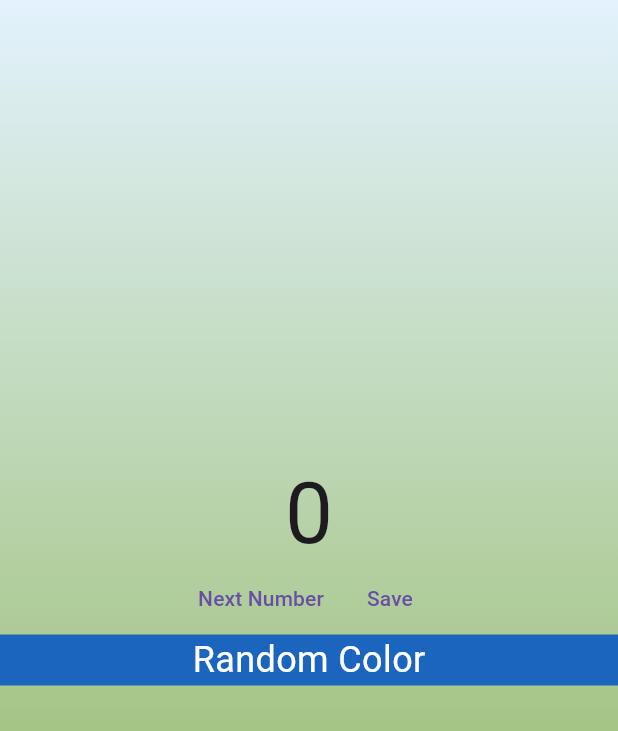
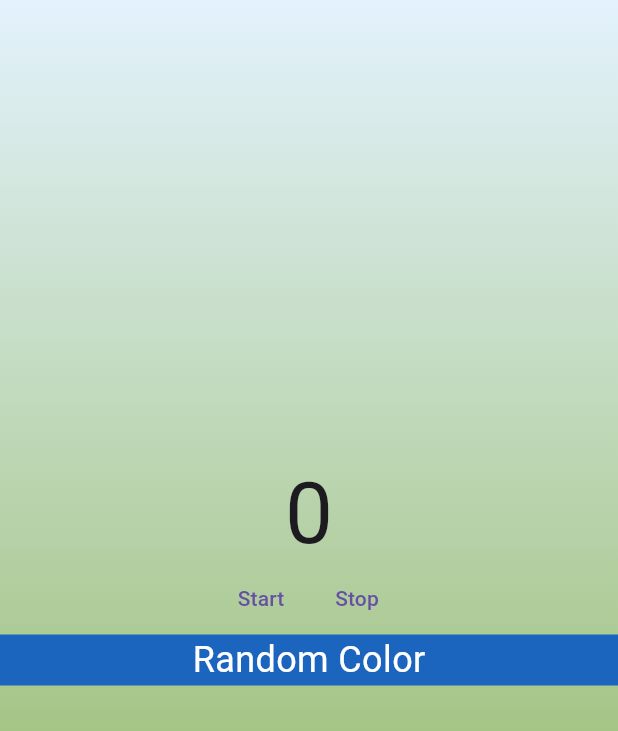
Before and after one commit to Nayashaa/flutter_random_number_generator, a Flutter app: the screen it shows after launch, on a phone screen of 412 x 824 dp, the part 84-815 px from its top. Run offline on Flutter 3.47's test engine with Material 3 defaults, Android fonts, the phone set to English and light mode, and no system bars; our stand-ins replace bloc, flutter_bloc.

Commit message:
figured out how to start the random generator, not how to stop.

```diff
--- a/lib/random_number.dart
+++ b/lib/random_number.dart
@@ -14,13 +14,10 @@ import 'dart:math';
 //   });
 // }
 
-class Generator {
-  const Generator();
-  Stream<int> generateRandomNumbers() async* {
-    final random = Random();
-    // while (true) {
+Stream<int> generateRandomNumbers() async* {
+  final random = Random();
+  while (true) {
     yield random.nextInt(100); // Generates a random number between 0 and 99
     await Future.delayed(const Duration(seconds: 1)); // Wait for 1 second before emitting the next number
-    // }
   }
 }
--- a/lib/timer/veiw/generatorPage.dart
+++ b/lib/timer/veiw/generatorPage.dart
@@ -1,12 +1,18 @@
 import 'package:flutter/material.dart';
 import 'dart:math';
+
+import 'package:flutter_bloc/flutter_bloc.dart';
+import 'package:flutter_random_number_generator/timer/bloc/number_generator_bloc.dart';
 
 class GeneratorPage extends StatelessWidget {
   const GeneratorPage({super.key});
 
   @override
   Widget build(BuildContext context) {
-    return const GeneratorView();
+    return BlocProvider(
+      create: (context) => NumberGeneratorBloc(),
+      child: GeneratorView(),
+    );
   }
 }
 
@@ -42,7 +48,7 @@ class RandomNumberVisual extends StatelessWidget {
   @override
   Widget build(BuildContext context) {
     return Text(
-      "0",
+      context.select((NumberGeneratorBloc bloc) => bloc.state.randomNumber.toString()),
       style: Theme.of(context).textTheme.displayLarge,
     );
   }
@@ -58,8 +64,8 @@ class ActionButton extends StatelessWidget {
       child: Row(
         mainAxisAlignment: MainAxisAlignment.center,
         children: [
-          TextButton(onPressed: () {}, child: Text("Next Number")),
-          TextButton(onPressed: () {}, child: Text("Save"))
+          TextButton(onPressed: () => context.read<NumberGeneratorBloc>().add(StartRandomNumber()), child: Text("Start")),
+          TextButton(onPressed: () => context.read<NumberGeneratorBloc>().add(PauseRandomNumber()), child: Text("Stop"))
         ],
       ),
     );
```
Also changed, not shown: lib/main.dart (+11 -0 lines), lib/timer/bloc/number_generator_bloc.dart (+102 -9 lines).
